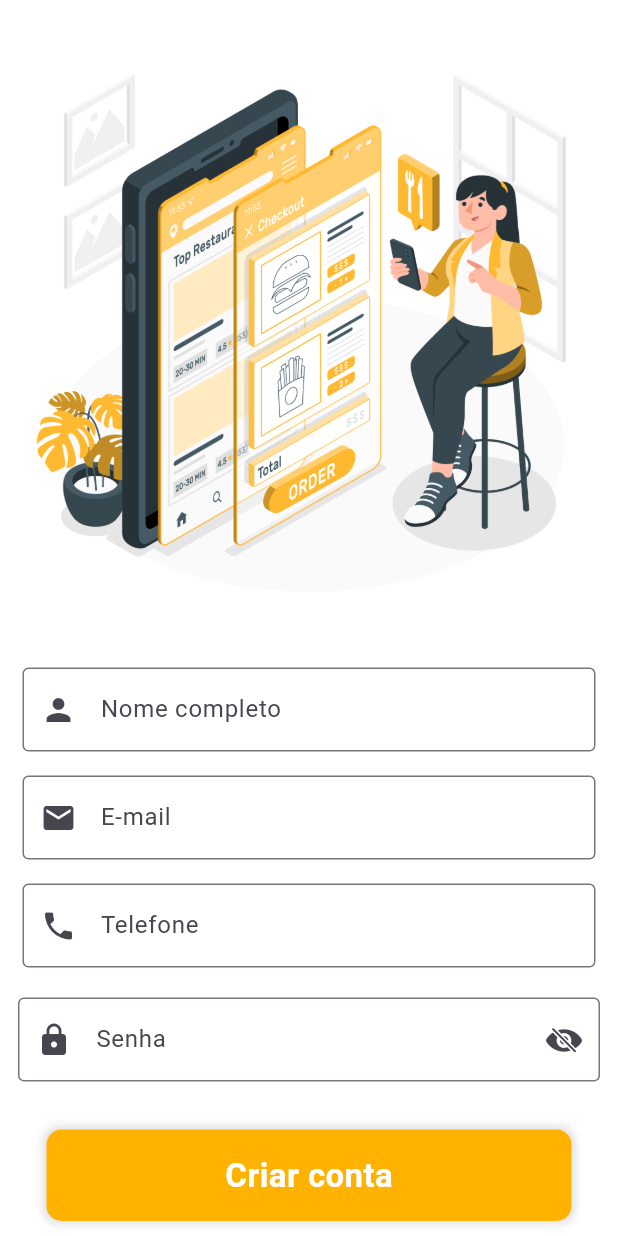
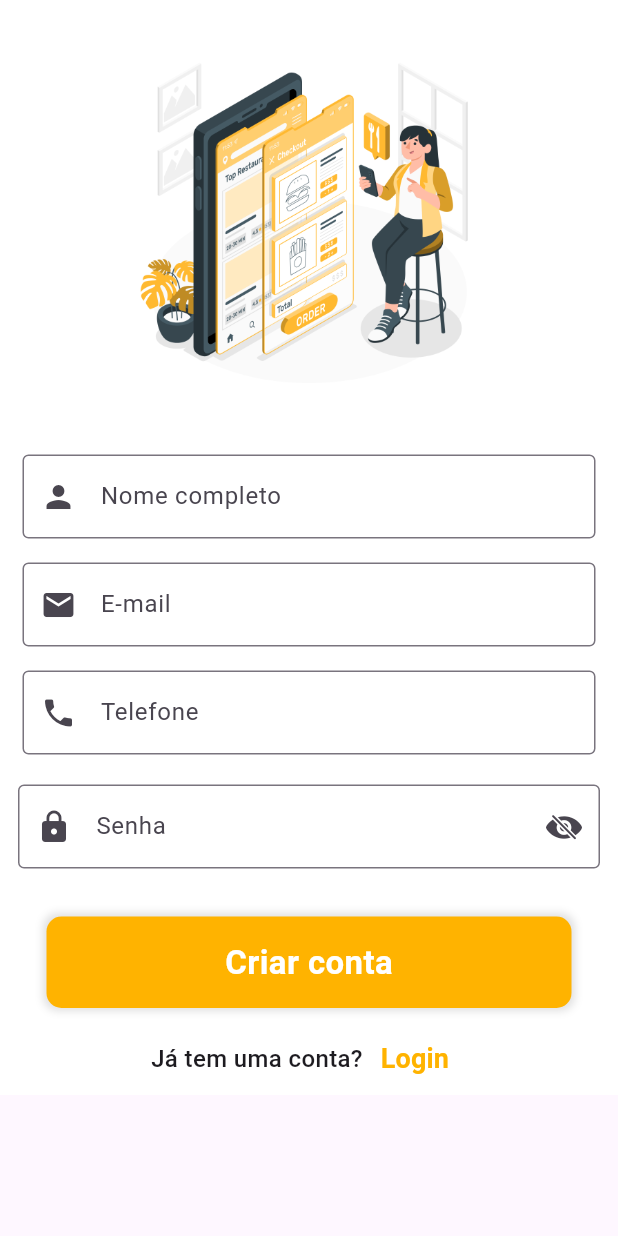
Before and after one commit to LucasDevMelo/smart-reservation, a Flutter app: the SignUpScreen widget shown alone on an empty page, opened directly, on a phone screen of 412 x 824 dp. Run offline on Flutter 3.47's test engine with Material 3 defaults, Android fonts, the phone set to English and light mode, and no system bars.

Commit message:
correcao da imagem de login/cadastro/boas vindas

```diff
--- a/lib/screens/login_screen.dart
+++ b/lib/screens/login_screen.dart
@@ -24,6 +24,7 @@ class _loginScreenState extends State<loginScreen> {
                     padding: const EdgeInsets.all(20),
                     child: Image.asset(
                       "images/fotologin.png",
+                      height: 230,
                     ),
                   ),
                   SizedBox(height: 10),
--- a/lib/screens/sign_up_screen.dart
+++ b/lib/screens/sign_up_screen.dart
@@ -23,6 +23,7 @@ class _SignUpScreenState extends State<SignUpScreen> {
                     padding: const EdgeInsets.all(20),
                     child: Image.asset(
                       "images/fotologin.png",
+                      height: 230,
                     ),
                   ),
                   SizedBox(height: 15),
--- a/lib/screens/welcome_screen.dart
+++ b/lib/screens/welcome_screen.dart
@@ -42,7 +42,8 @@ class WelcomeScreen extends StatelessWidget {
                 ),
                 Padding(
                   padding: EdgeInsets.all(20),
-                  child: Image.asset("images/fotologin.png"),
+                  child: Image.asset("images/fotologin.png",
+                  height: 230,),
                 ),
                 SizedBox(height: 50),
                 Text(
```
